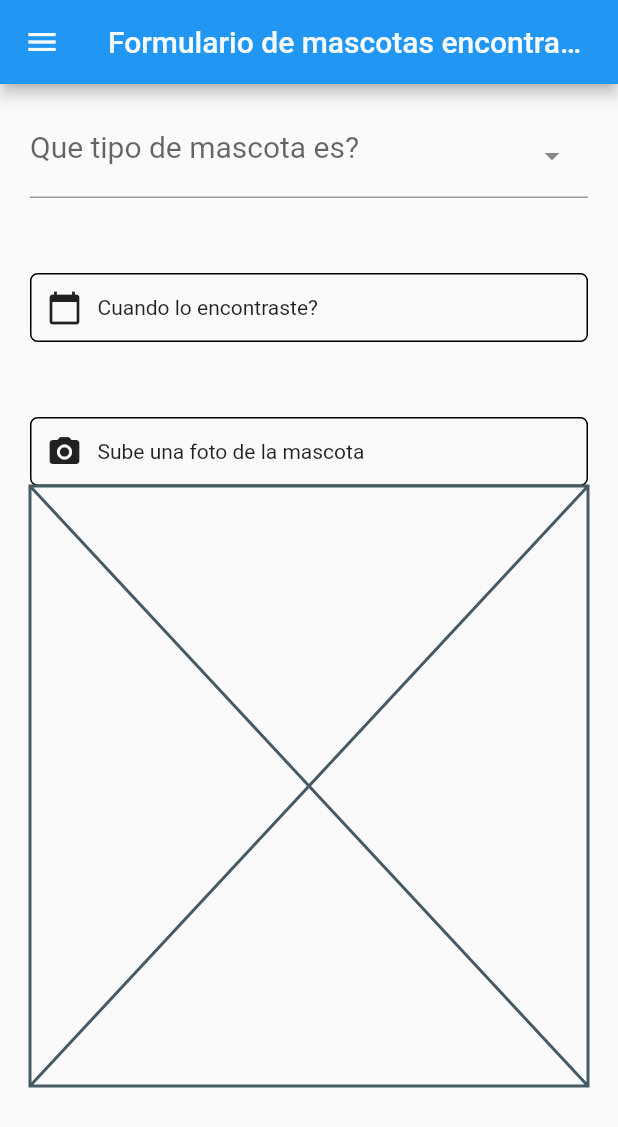
After one commit to usaginotsuki/PetFinder, a Flutter app: the FoundForm screen opened directly, on a phone screen of 412 x 824 dp. The commit adds this screen. Shown: the top 1127 px of the screen. Run offline on Flutter 3.47's test engine with Material 2 defaults, Android fonts, the phone set to English and light mode, and no system bars; drawn by our look-alikes of select_form_field; our stand-ins replace cloud_firestore, email_validator, firebase_auth, firebase_core, flutter_datetime_picker, flutter_signin_button and 7 more; missing offline and left inert: easy_image_viewer, phone_form_field; accounts and stored records are empty.

Commit message:
Found and lost pets forms

```diff
--- /dev/null
+++ b/lib/pages/lost_found_pets/found_form.page.dart
@@ -0,0 +1,185 @@
+import 'dart:io';
+
+import 'package:flutter/material.dart';
+import 'package:flutter/src/widgets/framework.dart';
+import 'package:flutter/src/widgets/placeholder.dart';
+import 'package:flutter_datetime_picker/flutter_datetime_picker.dart';
+import 'package:image_picker/image_picker.dart';
+import 'package:pet_finder/widgets/drawer.widget.dart';
+import 'dart:developer' as dev;
+
+import 'package:select_form_field/select_form_field.dart';
+
+class FoundForm extends StatefulWidget {
+  const FoundForm({super.key});
+
+  @override
+  State<FoundForm> createState() => _FoundFormState();
+}
+
+class _FoundFormState extends State<FoundForm> {
+  final formKey = GlobalKey<FormState>();
+  final GlobalKey<ScaffoldState> _scaffoldKey = new GlobalKey<ScaffoldState>();
+  final List<Map<String, dynamic>> _categories = [
+    {'value': 'dog', 'label': 'Perro', 'icon': Icon(Icons.pets)},
+    {'value': 'cat', 'label': 'Gato'},
+    {'value': 'other', 'label': 'Otro'}
+  ];
+  final ImagePicker _picker = ImagePicker();
+  bool dateSelected = false;
+  DateTime date = DateTime.now();
+  late File _image;
+
+  @override
+  Widget build(BuildContext context) {
+    final screenSize = MediaQuery.of(context);
+
+    return Scaffold(
+      key: _scaffoldKey,
+      drawer: drawerMenu(context),
+      appBar: AppBar(
+        title: const Text("Formulario de mascotas encontradas"),
+        toolbarOpacity: 0.8,
+      ),
+      body: SingleChildScrollView(
+        child: Form(
+          key: formKey,
+          child: Center(
+            child: Padding(
+              padding: const EdgeInsets.symmetric(horizontal: 20, vertical: 10),
+              child: Column(
+                children: [
+                  SelectFormField(
+                    style: const TextStyle(color: Colors.black, fontSize: 20),
+                    type: SelectFormFieldType.dropdown, // or can be dialog
+                    labelText: 'Que tipo de mascota es?',
+                    items: _categories,
+                    onChanged: (val) => print(val),
+                    onSaved: (val) => print(val),
+                  ),
+                  const Padding(padding: EdgeInsets.only(top: 50)),
+                  GestureDetector(
+                    child: dateSelected
+                        ? Container(
+                            decoration: BoxDecoration(
+                              border: Border.all(
+                                color: Colors.black,
+                                width: 1,
+                              ),
+                              borderRadius: BorderRadius.circular(5),
+                            ),
+                            padding: const EdgeInsets.all(10),
+                            child: Column(
+                              children: [
+                                Text(
+                                  'Fecha y hora de la publicacion: ',
+                                  style: TextStyle(fontWeight: FontWeight.bold),
+                                  textAlign: TextAlign.left,
+                                ),
+                                Row(
+                                  children: [
+                                    Icon(Icons.calendar_today),
+                                    SizedBox(width: 10),
+                                    Text(
+                                        '${date.day}/${date.month}/${date.year} \t : \t ${date.hour}:${date.minute}'),
+                                  ],
+                                ),
+                              ],
+                            ),
+                          )
+                        : Container(
+                            decoration: BoxDecoration(
+                              border: Border.all(
+                                color: Colors.black,
+                                width: 1,
+                              ),
+                              borderRadius: BorderRadius.circular(5),
+                            ),
+                            padding: const EdgeInsets.all(10),
+                            child: Row(
+                              children: [
+                                Icon(Icons.calendar_today),
+                                SizedBox(width: 10),
+                                Text('Cuando lo encontraste?'),
+                              ],
+                            ),
+                          ),
+                    onTap: () {
+                      DatePicker.showDateTimePicker(context,
+                          showTitleActions: true,
+                          minTime:
+                              DateTime.now().subtract(const Duration(days: 3)),
+                          maxTime:
+                              DateTime.now().subtract(const Duration(days: 1)),
+                          onChanged: (date) {}, onConfirm: (date) {
+                        if (date.millisecondsSinceEpoch >
+                            DateTime.now().millisecondsSinceEpoch + 10) {
+                          setState(() {
+                            dateSelected = false;
+                            date = DateTime.now();
+                          });
+
+                          ScaffoldMessenger.of(context).showSnackBar(
+                            const SnackBar(
+                              content: Text(
+                                  'La fecha seleccionada no puede ser mayor a la fecha actual'),
+                            ),
+                          );
+                        } else {
+                          dateSelected = true;
+                          setState(() {
+                            this.date = date;
+                            dev.log(date.toString());
+                          });
+                        }
+                      }, currentTime: DateTime.now(), locale: LocaleType.es);
+                    },
+                  ),
+                  const Padding(padding: EdgeInsets.only(top: 50)),
+                  GestureDetector(
+                    child: Container(
+                      decoration: BoxDecoration(
+                        border: Border.all(
+                          color: Colors.black,
+                          width: 1,
+                        ),
+                        borderRadius: BorderRadius.circular(5),
+                      ),
+                      padding: const EdgeInsets.all(10),
+                      child: Row(
+                        children: [
+                          Icon(Icons.camera_alt),
+                          SizedBox(width: 10),
+                          Text('Sube una foto de la mascota'),
+                        ],
+                      ),
+                    ),
+                    onTap: () async {
+                      final pickedFile = await _picker.pickImage(
+                          source: ImageSource.gallery,
+                          imageQuality: 50,
+                          maxWidth: 600);
+
+                      if (pickedFile != null) {
+                        setState(() {
+                          _image = File(pickedFile.path);
+                          dev.log(_image.path);
+
+                        });
+                      } else {
+                        dev.log('No image selected.');
+                      }
+                    },
+                  ),
+                  Container(
+                    child: const Placeholder(),
+                  )
+                ],
+              ),
+            ),
+          ),
+        ),
+      ),
+    );
+  }
+}
--- a/pubspec.yaml
+++ b/pubspec.yaml
@@ -51,6 +51,10 @@ dependencies:
   map_launcher: ^2.5.0+1
   intl: ^0.17.0
   timeago: ^3.3.0
+  flutter_speed_dial: ^6.2.0
+  select_form_field: ^2.2.0
+  flutter_datetime_picker: ^1.5.1
+  image_picker: ^0.8.6+4
 
 
 dev_dependencies:
```
Also changed, not shown: lib/pages/homescreen.page.dart (+27 -9 lines), lib/pages/lost_found_pets/lost_form.page.dart (added, +27 -0 lines), lib/pages/report_details.page.dart (+32 -8 lines), pubspec.lock.
